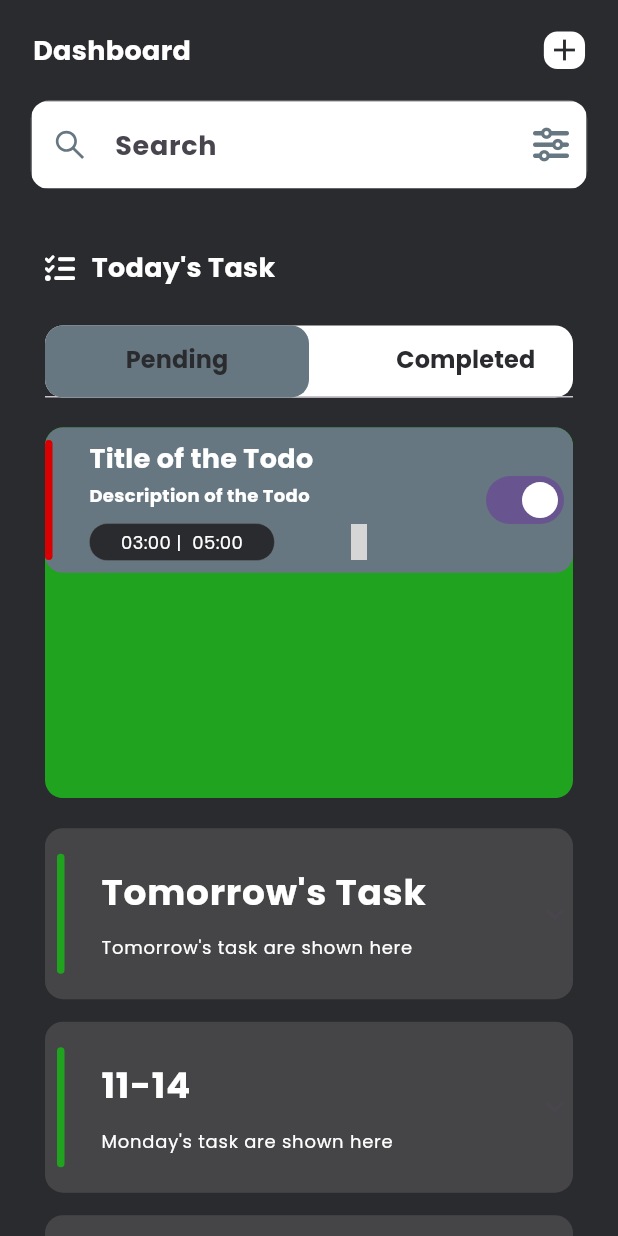
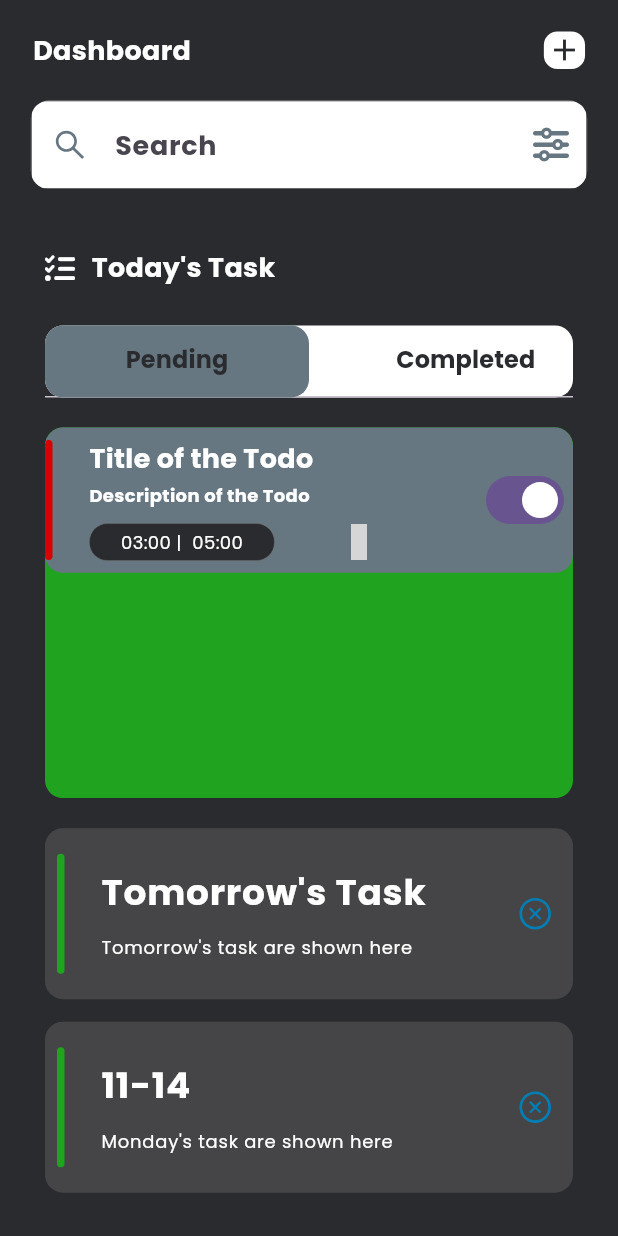
Before and after one commit to Njuguna-JohnBrian/taskify, a Flutter app: the screen it shows after launch, on a phone screen of 412 x 824 dp. Run offline on Flutter 3.47's test engine with Material 2 defaults, Android fonts, the phone set to English and light mode, and no system bars; our stand-ins replace country_picker, flutter_screenutil, flutter_vector_icons, google_fonts, hooks_riverpod, pinput and 2 more; generated files the repository leaves out were written again; grey boxes are pictures that could not be loaded.

Commit message:
add state to todo tiles

```diff
--- a/lib/features/todo/pages/homepage.dart
+++ b/lib/features/todo/pages/homepage.dart
@@ -8,6 +8,7 @@ import 'package:taskify/common/widgets/custom_text.dart';
 import 'package:taskify/common/widgets/expansion_tile.dart';
 import 'package:taskify/common/widgets/height_spacer.dart';
 import 'package:taskify/common/widgets/reusable_text.dart';
+import 'package:taskify/features/todo/controllers/xpansion_provider.dart';
 import 'package:taskify/features/todo/widgets/todo_tile.dart';
 import '../../../common/widgets/width_spacer.dart';
 
@@ -249,10 +250,34 @@ class _HomePageState extends ConsumerState<HomePage>
               const HeightSpacer(
                 hieght: 20,
               ),
-              const XpansionTile(
+              XpansionTile(
                 text: "Tomorrow's Task",
                 text2: "Tomorrow's task are shown here",
-                children: [],
+                onExpansionChanged: (bool expanded) {
+                  ref.watch(xpansionStateProvider.notifier).setState(!expanded);
+                },
+                trailing: Padding(
+                  padding: EdgeInsets.only(right: 12.0.w),
+                  child: ref.watch(xpansionStateProvider)
+                      ? const Icon(
+                          AntDesign.circledown,
+                          color: AppConsts.kLight,
+                        )
+                      : const Icon(
+                          AntDesign.closecircleo,
+                          color: AppConsts.kBlueLight,
+                        ),
+                ),
+                children: [
+                  TodoTile(
+                    start: "03:00",
+                    end: "05:00",
+                    switcher: Switch(
+                      value: true,
+                      onChanged: (value) {},
+                    ),
+                  )
+                ],
               ),
               XpansionTile(
                 text: DateTime.now()
@@ -260,16 +285,34 @@ class _HomePageState extends ConsumerState<HomePage>
                     .toString()
                     .substring(5, 10),
                 text2: "Monday's task are shown here",
-                children: const [],
+                onExpansionChanged: (bool expanded) {
+                  ref
+                      .watch(xpansionState0Provider.notifier)
+                      .setState(!expanded);
+                },
+                trailing: Padding(
+                  padding: EdgeInsets.only(right: 12.0.w),
+                  child: ref.watch(xpansionState0Provider)
+                      ? const Icon(
+                          AntDesign.circledown,
+                          color: AppConsts.kLight,
+                        )
+                      : const Icon(
+                          AntDesign.closecircleo,
+                          color: AppConsts.kBlueLight,
+                        ),
+                ),
+                children: [
+                  TodoTile(
+                    start: "03:00",
+                    end: "05:00",
+                    switcher: Switch(
+                      value: true,
+                      onChanged: (value) {},
+                    ),
+                  )
+                ],
               ),
-              XpansionTile(
-                text: DateTime.now()
-                    .add(const Duration(days: 2))
-                    .toString()
-                    .substring(5, 10),
-                text2: "Tuesday's task are shown here",
-                children: const [],
-              )
             ],
           ),
         ),
```
